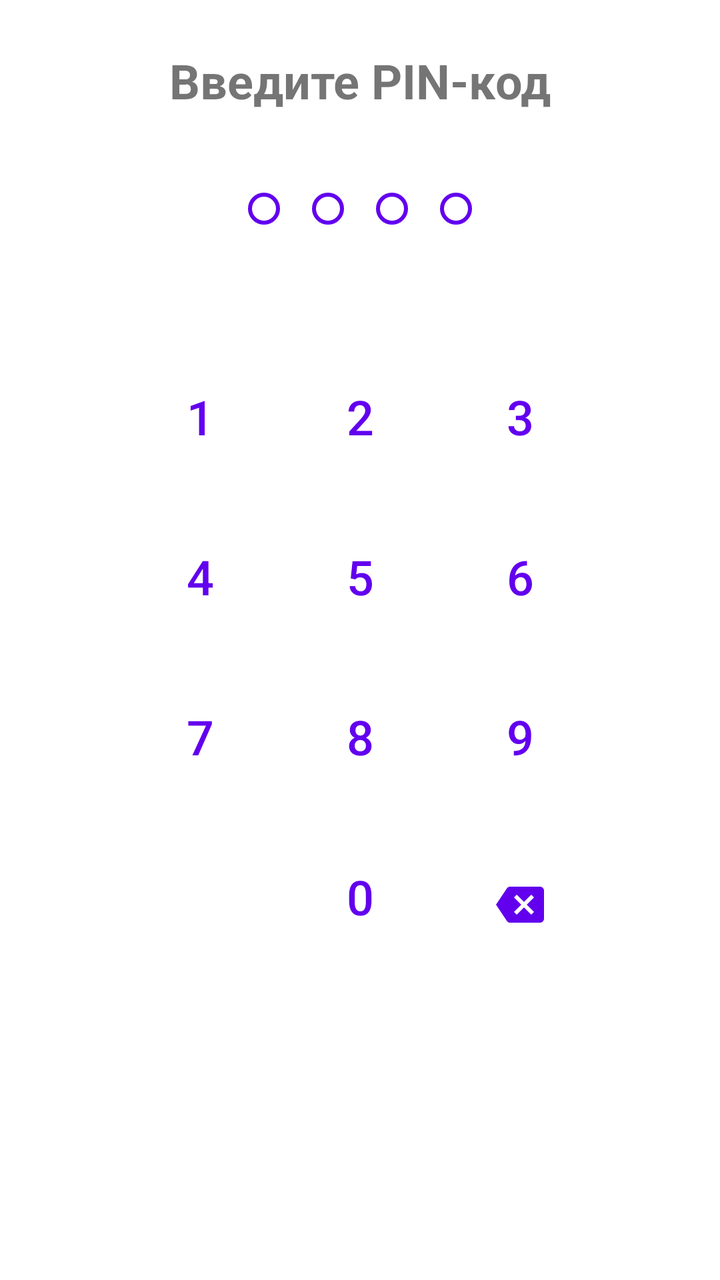
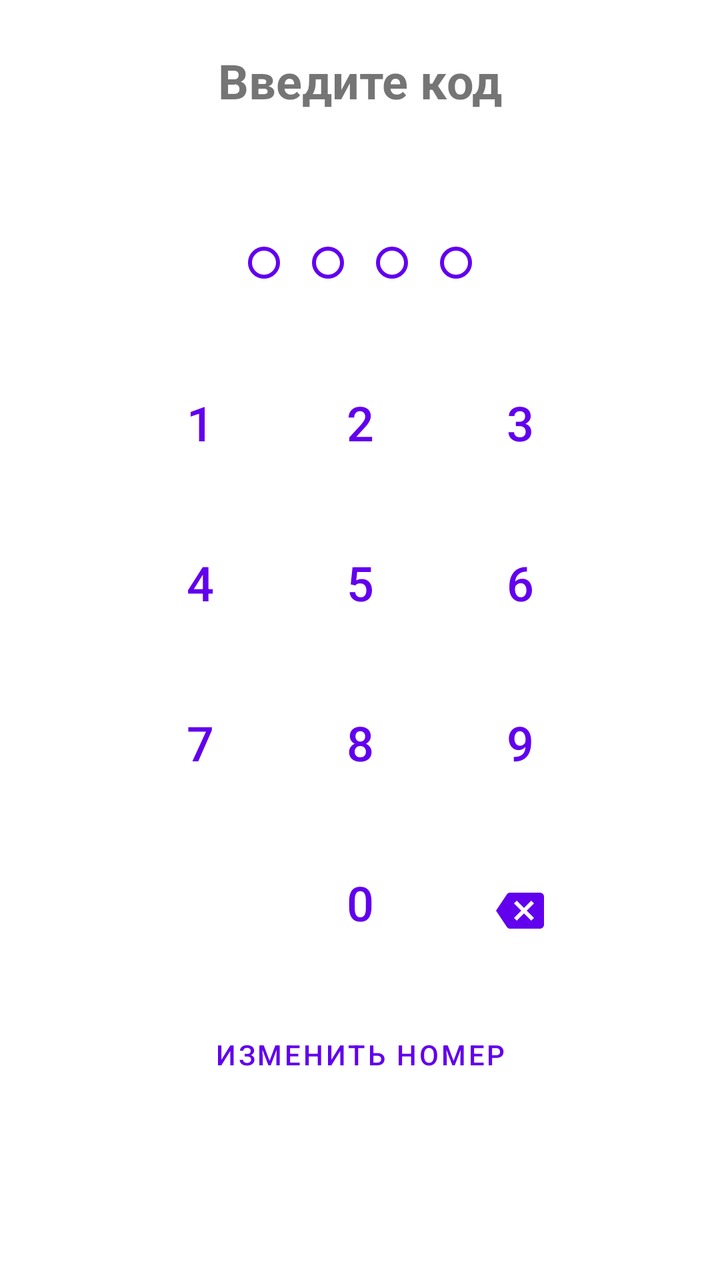

Screens rendered from an Android XML layout before and after an edit, with the pre-edit source and the edit as a unified diff.
<!-- AndroidManifest.xml: application theme Theme.MoyGorodok -->
<!-- res/layout/fragment_pin.xml -->
<?xml version="1.0" encoding="utf-8"?>
<androidx.constraintlayout.widget.ConstraintLayout xmlns:android="http://schemas.android.com/apk/res/android"
    xmlns:app="http://schemas.android.com/apk/res-auto"
    android:layout_width="match_parent"
    android:layout_height="match_parent"
    android:padding="24dp">

    <TextView
        android:id="@+id/text_title"
        android:layout_width="wrap_content"
        android:layout_height="wrap_content"
        android:text="@string/pin_title"
        android:textSize="24sp"
        android:textStyle="bold"
        app:layout_constraintEnd_toEndOf="parent"
        app:layout_constraintStart_toStartOf="parent"
        app:layout_constraintTop_toTopOf="parent"
        app:layout_constraintBottom_toTopOf="@id/pin_indicators"
        app:layout_constraintVertical_chainStyle="packed"
        app:layout_constraintVertical_bias="0.15" />

    <LinearLayout
        android:id="@+id/pin_indicators"
        android:layout_width="wrap_content"
        android:layout_height="wrap_content"
        android:layout_marginTop="32dp"
        android:orientation="horizontal"
        app:layout_constraintEnd_toEndOf="parent"
        app:layout_constraintStart_toStartOf="parent"
        app:layout_constraintTop_toBottomOf="@id/text_title">

        <View
            android:id="@+id/pin_indicator_1"
            android:layout_width="16dp"
            android:layout_height="16dp"
            android:layout_margin="8dp"
            android:background="@drawable/pin_indicator" />

        <View
            android:id="@+id/pin_indicator_2"
            android:layout_width="16dp"
            android:layout_height="16dp"
            android:layout_margin="8dp"
            android:background="@drawable/pin_indicator" />

        <View
            android:id="@+id/pin_indicator_3"
            android:layout_width="16dp"
            android:layout_height="16dp"
            android:layout_margin="8dp"
            android:background="@drawable/pin_indicator" />

        <View
            android:id="@+id/pin_indicator_4"
            android:layout_width="16dp"
            android:layout_height="16dp"
            android:layout_margin="8dp"
            android:background="@drawable/pin_indicator" />

    </LinearLayout>

    <GridLayout
        android:id="@+id/numpad"
        android:layout_width="wrap_content"
        android:layout_height="wrap_content"
        android:layout_marginTop="48dp"
        android:columnCount="3"
        android:rowCount="4"
        app:layout_constraintEnd_toEndOf="parent"
        app:layout_constraintStart_toStartOf="parent"
        app:layout_constraintTop_toBottomOf="@id/pin_indicators">

        <com.google.android.material.button.MaterialButton
            android:id="@+id/button_1"
            style="@style/Widget.MaterialComponents.Button.TextButton"
            android:layout_width="80dp"
            android:layout_height="80dp"
            android:text="1"
            android:textSize="24sp" />

        <com.google.android.material.button.MaterialButton
            android:id="@+id/button_2"
            style="@style/Widget.MaterialComponents.Button.TextButton"
            android:layout_width="80dp"
            android:layout_height="80dp"
            android:text="2"
            android:textSize="24sp" />

        <com.google.android.material.button.MaterialButton
            android:id="@+id/button_3"
            style="@style/Widget.MaterialComponents.Button.TextButton"
            android:layout_width="80dp"
            android:layout_height="80dp"
            android:text="3"
            android:textSize="24sp" />

        <com.google.android.material.button.MaterialButton
            android:id="@+id/button_4"
            style="@style/Widget.MaterialComponents.Button.TextButton"
            android:layout_width="80dp"
            android:layout_height="80dp"
            android:text="4"
            android:textSize="24sp" />

        <com.google.android.material.button.MaterialButton
            android:id="@+id/button_5"
            style="@style/Widget.MaterialComponents.Button.TextButton"
            android:layout_width="80dp"
            android:layout_height="80dp"
            android:text="5"
            android:textSize="24sp" />

        <com.google.android.material.button.MaterialButton
            android:id="@+id/button_6"
            style="@style/Widget.MaterialComponents.Button.TextButton"
            android:layout_width="80dp"
            android:layout_height="80dp"
            android:text="6"
            android:textSize="24sp" />

        <com.google.android.material.button.MaterialButton
            android:id="@+id/button_7"
            style="@style/Widget.MaterialComponents.Button.TextButton"
            android:layout_width="80dp"
            android:layout_height="80dp"
            android:text="7"
            android:textSize="24sp" />

        <com.google.android.material.button.MaterialButton
            android:id="@+id/button_8"
            style="@style/Widget.MaterialComponents.Button.TextButton"
            android:layout_width="80dp"
            android:layout_height="80dp"
            android:text="8"
            android:textSize="24sp" />

        <com.google.android.material.button.MaterialButton
            android:id="@+id/button_9"
            style="@style/Widget.MaterialComponents.Button.TextButton"
            android:layout_width="80dp"
            android:layout_height="80dp"
            android:text="9"
            android:textSize="24sp" />

        <View
            android:layout_width="80dp"
            android:layout_height="80dp" />

        <com.google.android.material.button.MaterialButton
            android:id="@+id/button_0"
            style="@style/Widget.MaterialComponents.Button.TextButton"
            android:layout_width="80dp"
            android:layout_height="80dp"
            android:text="0"
            android:textSize="24sp" />

        <com.google.android.material.button.MaterialButton
            android:id="@+id/button_delete"
            style="@style/Widget.MaterialComponents.Button.TextButton"
            android:layout_width="80dp"
            android:layout_height="80dp"
            app:icon="@drawable/ic_backspace"
            app:iconGravity="textStart"
            app:iconPadding="0dp" />

    </GridLayout>

    <ProgressBar
        android:id="@+id/progress_bar"
        android:layout_width="wrap_content"
        android:layout_height="wrap_content"
        android:visibility="gone"
        app:layout_constraintBottom_toBottomOf="parent"
        app:layout_constraintEnd_toEndOf="parent"
        app:layout_constraintStart_toStartOf="parent"
        app:layout_constraintTop_toTopOf="parent" />

</androidx.constraintlayout.widget.ConstraintLayout>
<!-- resources referenced by this layout -->
<resources>
  <!-- drawable ic_backspace (drawable) -->
  <?xml version="1.0" encoding="utf-8"?>
  <vector xmlns:android="http://schemas.android.com/apk/res/android"
      android:width="24dp"
      android:height="24dp"
      android:viewportWidth="24"
      android:viewportHeight="24">
      <path
          android:fillColor="#1C1B1F"
          android:pathData="M22,3H7c-0.69,0 -1.23,0.35 -1.59,0.88L0,12l5.41,8.11c0.36,0.53 0.9,0.89 1.59,0.89h15c1.1,0 2,-0.9 2,-2V5c0,-1.1 -0.9,-2 -2,-2zM19,15.59L17.59,17L14,13.41L10.41,17L9,15.59L12.59,12L9,8.41L10.41,7L14,10.59L17.59,7L19,8.41L15.41,12L19,15.59z" />
  </vector>
  <!-- drawable pin_indicator (drawable) -->
  <?xml version="1.0" encoding="utf-8"?>
  <selector xmlns:android="http://schemas.android.com/apk/res/android">
      <item android:state_activated="true">
          <shape android:shape="oval">
              <solid android:color="?colorPrimary" />
          </shape>
      </item>
      <item>
          <shape android:shape="oval">
              <stroke
                  android:width="2dp"
                  android:color="?colorPrimary" />
          </shape>
      </item>
  </selector>
  <string name="pin_title">Введите PIN-код</string>
  <style name="Theme.MoyGorodok" parent="Theme.MaterialComponents.DayNight.NoActionBar">
          
          <item name="colorPrimary">@color/purple_500</item>
          <item name="colorPrimaryVariant">@color/purple_700</item>
          <item name="colorOnPrimary">@color/white</item>
          
          <item name="colorSecondary">@color/teal_200</item>
          <item name="colorSecondaryVariant">@color/teal_700</item>
          <item name="colorOnSecondary">@color/black</item>
          
          <item name="android:statusBarColor">?attr/colorPrimaryVariant</item>
          
          <item name="colorSurface">@color/white</item>
          <item name="colorOnSurface">#1C1B1F</item>
          <item name="colorSurfaceVariant">#E7E0EC</item>
          <item name="colorOnSurfaceVariant">#49454F</item>
      </style>
  <color name="purple_500">#FF6200EE</color>
  <color name="purple_700">#FF3700B3</color>
  <color name="white">#FFFFFFFF</color>
  <color name="teal_200">#FF03DAC5</color>
  <color name="teal_700">#FF018786</color>
  <color name="black">#FF000000</color>
</resources>

<!-- the commit's change to res/layout/fragment_pin.xml (unified diff, before → after) -->
@@ -9,15 +9,27 @@
         android:id="@+id/text_title"
         android:layout_width="wrap_content"
         android:layout_height="wrap_content"
-        android:text="@string/pin_title"
+        android:text="@string/code_title"
         android:textSize="24sp"
         android:textStyle="bold"
         app:layout_constraintEnd_toEndOf="parent"
         app:layout_constraintStart_toStartOf="parent"
         app:layout_constraintTop_toTopOf="parent"
-        app:layout_constraintBottom_toTopOf="@id/pin_indicators"
+        app:layout_constraintBottom_toTopOf="@id/text_subtitle"
         app:layout_constraintVertical_chainStyle="packed"
-        app:layout_constraintVertical_bias="0.15" />
+        app:layout_constraintVertical_bias="0.1" />
+
+    <TextView
+        android:id="@+id/text_subtitle"
+        android:layout_width="wrap_content"
+        android:layout_height="wrap_content"
+        android:layout_marginTop="8dp"
+        android:textSize="14sp"
+        android:textColor="?android:textColorSecondary"
+        android:gravity="center"
+        app:layout_constraintEnd_toEndOf="parent"
+        app:layout_constraintStart_toStartOf="parent"
+        app:layout_constraintTop_toBottomOf="@id/text_title" />
 
     <LinearLayout
         android:id="@+id/pin_indicators"
@@ -27,7 +39,7 @@
         android:orientation="horizontal"
         app:layout_constraintEnd_toEndOf="parent"
         app:layout_constraintStart_toStartOf="parent"
-        app:layout_constraintTop_toBottomOf="@id/text_title">
+        app:layout_constraintTop_toBottomOf="@id/text_subtitle">
 
         <View
             android:id="@+id/pin_indicator_1"
@@ -58,17 +70,41 @@
             android:background="@drawable/pin_indicator" />
 
     </LinearLayout>
+
+    <TextView
+        android:id="@+id/text_timer"
+        android:layout_width="wrap_content"
+        android:layout_height="wrap_content"
+        android:layout_marginTop="16dp"
+        android:textSize="14sp"
+        android:textColor="?android:textColorSecondary"
+        android:visibility="gone"
+        app:layout_constraintEnd_toEndOf="parent"
+        app:layout_constraintStart_toStartOf="parent"
+        app:layout_constraintTop_toBottomOf="@id/pin_indicators" />
+
+    <com.google.android.material.button.MaterialButton
+        android:id="@+id/button_resend"
+        style="@style/Widget.MaterialComponents.Button.TextButton"
+        android:layout_width="wrap_content"
+        android:layout_height="wrap_content"
+        android:layout_marginTop="8dp"
+        android:text="@string/button_resend"
+        android:visibility="gone"
+        app:layout_constraintEnd_toEndOf="parent"
+        app:layout_constraintStart_toStartOf="parent"
+        app:layout_constraintTop_toBottomOf="@id/text_timer" />
 
     <GridLayout
         android:id="@+id/numpad"
         android:layout_width="wrap_content"
         android:layout_height="wrap_content"
-        android:layout_marginTop="48dp"
+        android:layout_marginTop="24dp"
         android:columnCount="3"
         android:rowCount="4"
         app:layout_constraintEnd_toEndOf="parent"
         app:layout_constraintStart_toStartOf="parent"
-        app:layout_constraintTop_toBottomOf="@id/pin_indicators">
+        app:layout_constraintTop_toBottomOf="@id/button_resend">
 
         <com.google.android.material.button.MaterialButton
             android:id="@+id/button_1"
@@ -165,6 +201,17 @@
 
     </GridLayout>
 
+    <com.google.android.material.button.MaterialButton
+        android:id="@+id/button_change_number"
+        style="@style/Widget.MaterialComponents.Button.TextButton"
+        android:layout_width="wrap_content"
+        android:layout_height="wrap_content"
+        android:layout_marginTop="8dp"
+        android:text="@string/button_change_number"
+        app:layout_constraintEnd_toEndOf="parent"
+        app:layout_constraintStart_toStartOf="parent"
+        app:layout_constraintTop_toBottomOf="@id/numpad" />
+
     <ProgressBar
         android:id="@+id/progress_bar"
         android:layout_width="wrap_content"
<!-- resource entries referenced after the edit -->
@@ -27,7 +27,9 @@
           </shape>
       </item>
   </selector>
-  <string name="pin_title">Введите PIN-код</string>
+  <string name="button_change_number">Изменить номер</string>
+  <string name="button_resend">Отправить повторно</string>
+  <string name="code_title">Введите код</string>
   <style name="Theme.MoyGorodok" parent="Theme.MaterialComponents.DayNight.NoActionBar">
           
           <item name="colorPrimary">@color/purple_500</item>
